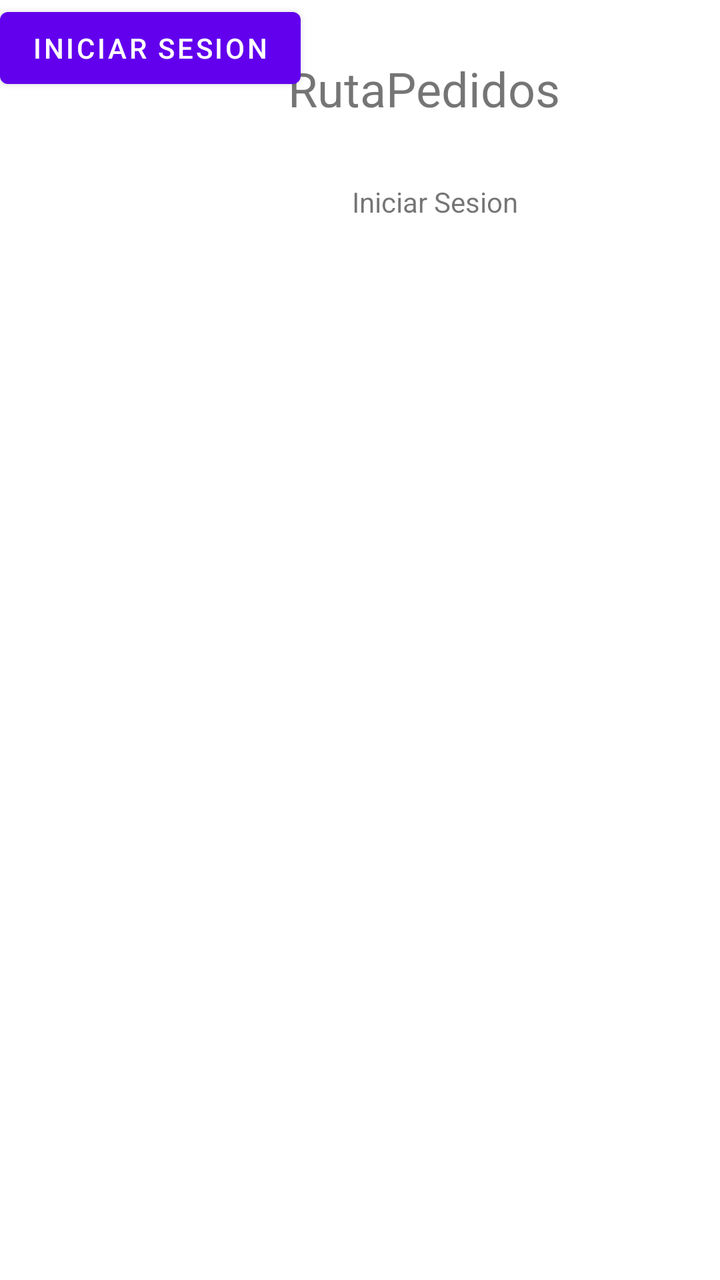
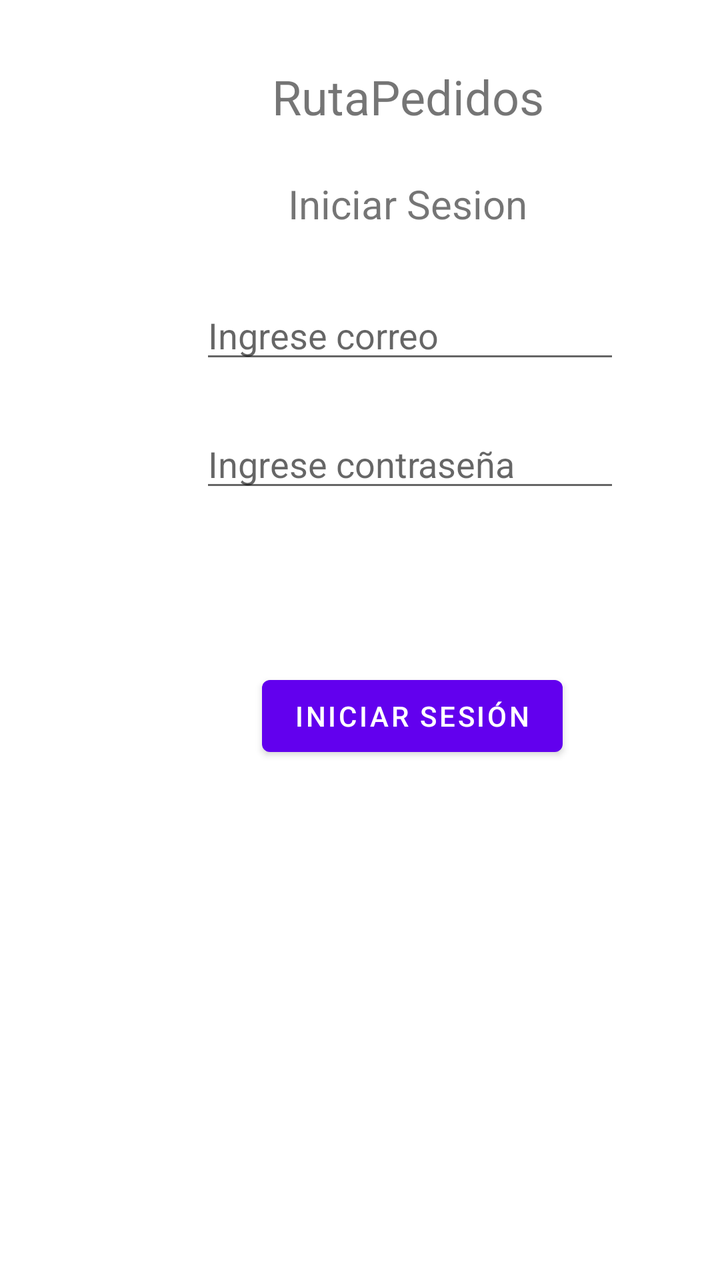

Before-and-after screenshots of an Android layout around one commit, followed by the original layout XML and the change that was made.
<!-- AndroidManifest.xml: application theme Theme.RutaPedidos -->
<!-- res/layout/activity_auth.xml -->
<?xml version="1.0" encoding="utf-8"?>
<androidx.constraintlayout.widget.ConstraintLayout xmlns:android="http://schemas.android.com/apk/res/android"
    xmlns:app="http://schemas.android.com/apk/res-auto"
    xmlns:tools="http://schemas.android.com/tools"
    android:id="@+id/main"
    android:layout_width="match_parent"
    android:layout_height="match_parent"
    tools:context=".AuthActivity">

    <Button
        android:id="@+id/btnLogin"
        android:layout_width="wrap_content"
        android:layout_height="wrap_content"
        android:text="Iniciar Sesion"
        tools:layout_editor_absoluteX="159dp"
        tools:layout_editor_absoluteY="341dp" />

    <TextView
        android:id="@+id/textView"
        android:layout_width="wrap_content"
        android:layout_height="wrap_content"
        android:layout_marginStart="144dp"
        android:layout_marginTop="28dp"
        android:text="RutaPedidos"
        android:textSize="24sp"
        app:layout_constraintStart_toStartOf="parent"
        app:layout_constraintTop_toTopOf="parent" />

    <TextView
        android:id="@+id/textView2"
        android:layout_width="wrap_content"
        android:layout_height="wrap_content"
        android:layout_marginStart="176dp"
        android:layout_marginTop="31dp"
        android:text="Iniciar Sesion"
        app:layout_constraintStart_toStartOf="parent"
        app:layout_constraintTop_toBottomOf="@+id/textView" />
</androidx.constraintlayout.widget.ConstraintLayout>
<!-- resources referenced by this layout -->
<resources>
  <style name="Theme.RutaPedidos" parent="Theme.MaterialComponents.DayNight.DarkActionBar">
          
          <item name="colorPrimary">@color/purple_500</item>
          <item name="colorPrimaryVariant">@color/purple_700</item>
          <item name="colorOnPrimary">@color/white</item>
          
          <item name="colorSecondary">@color/teal_200</item>
          <item name="colorSecondaryVariant">@color/teal_700</item>
          <item name="colorOnSecondary">@color/black</item>
          
          <item name="android:statusBarColor">?attr/colorPrimaryVariant</item>
          
      </style>
  <color name="purple_500">#FF6200EE</color>
  <color name="purple_700">#FF3700B3</color>
  <color name="white">#FFFFFFFF</color>
  <color name="teal_200">#FF03DAC5</color>
  <color name="teal_700">#FF018786</color>
  <color name="black">#FF000000</color>
</resources>

<!-- the commit's change to res/layout/activity_auth.xml (unified diff, before → after) -->
@@ -11,16 +11,18 @@
         android:id="@+id/btnLogin"
         android:layout_width="wrap_content"
         android:layout_height="wrap_content"
-        android:text="Iniciar Sesion"
-        tools:layout_editor_absoluteX="159dp"
-        tools:layout_editor_absoluteY="341dp" />
+        android:layout_marginStart="131dp"
+        android:layout_marginTop="83dp"
+        android:text="Iniciar Sesión"
+        app:layout_constraintStart_toStartOf="parent"
+        app:layout_constraintTop_toBottomOf="@+id/txtContrasena" />
 
     <TextView
         android:id="@+id/textView"
         android:layout_width="wrap_content"
         android:layout_height="wrap_content"
-        android:layout_marginStart="144dp"
-        android:layout_marginTop="28dp"
+        android:layout_marginStart="136dp"
+        android:layout_marginTop="32dp"
         android:text="RutaPedidos"
         android:textSize="24sp"
         app:layout_constraintStart_toStartOf="parent"
@@ -30,9 +32,34 @@
         android:id="@+id/textView2"
         android:layout_width="wrap_content"
         android:layout_height="wrap_content"
-        android:layout_marginStart="176dp"
-        android:layout_marginTop="31dp"
+        android:layout_marginStart="144dp"
+        android:layout_marginTop="24dp"
         android:text="Iniciar Sesion"
+        android:textSize="20sp"
         app:layout_constraintStart_toStartOf="parent"
         app:layout_constraintTop_toBottomOf="@+id/textView" />
+
+    <EditText
+        android:id="@+id/txtContrasena"
+        android:layout_width="wrap_content"
+        android:layout_height="wrap_content"
+        android:layout_marginStart="100dp"
+        android:layout_marginTop="23dp"
+        android:ems="10"
+        android:hint="Ingrese contraseña"
+        android:inputType="textPassword"
+        app:layout_constraintStart_toStartOf="parent"
+        app:layout_constraintTop_toBottomOf="@+id/txtCorreo" />
+
+    <EditText
+        android:id="@+id/txtCorreo"
+        android:layout_width="wrap_content"
+        android:layout_height="wrap_content"
+        android:layout_marginStart="100dp"
+        android:layout_marginTop="30dp"
+        android:ems="10"
+        android:hint="Ingrese correo"
+        android:inputType="textEmailAddress"
+        app:layout_constraintStart_toStartOf="parent"
+        app:layout_constraintTop_toBottomOf="@+id/textView2" />
 </androidx.constraintlayout.widget.ConstraintLayout>
